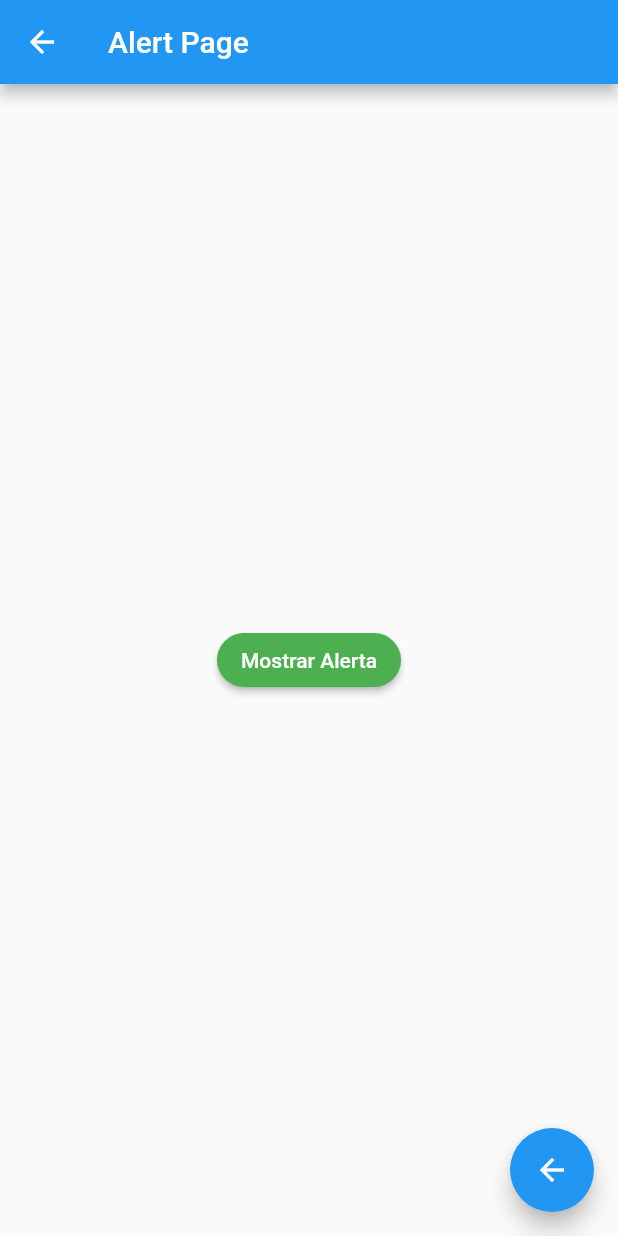
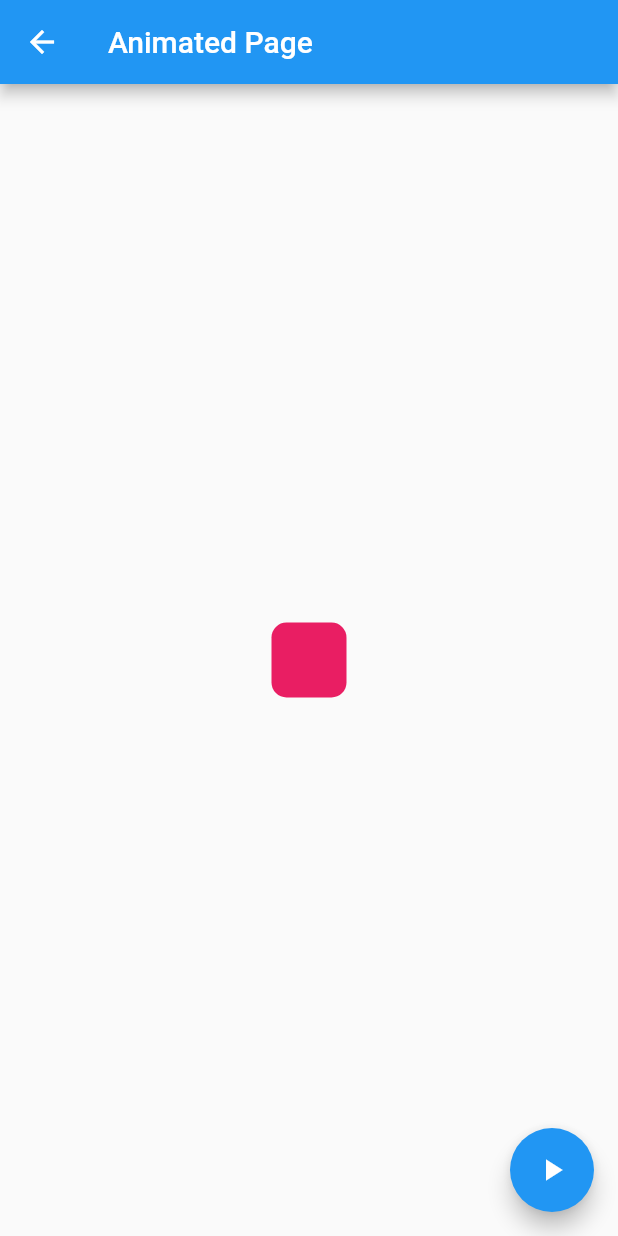
Before and after one commit to Willy502/flutter_componentes, a Flutter app: the screen it shows after launch, after a tap on "Animated Container", on a phone screen of 412 x 824 dp. Run offline on Flutter 3.47's test engine with Material 2 defaults, Android fonts, the phone set to English and light mode, and no system bars; network calls fail.

Commit message:
Animated Page

```diff
--- /dev/null
+++ b/lib/src/pages/animated_page.dart
@@ -0,0 +1,56 @@
+import 'dart:math';
+
+import 'package:flutter/material.dart';
+
+class AnimatedPage extends StatefulWidget {
+
+  @override
+  _AnimatedPageState createState() => _AnimatedPageState();
+}
+
+class _AnimatedPageState extends State<AnimatedPage> {
+
+  double _width = 50.0;
+  double _height = 50.0;
+  Color _color = Colors.pink;
+  BorderRadiusGeometry _borderRadus = BorderRadius.circular(10.0);
+
+  @override
+  Widget build(BuildContext context) {
+    return Scaffold(
+      appBar: AppBar(
+        title: Text('Animated Page'),
+      ),
+      body: Center(
+        child: AnimatedContainer(
+          duration: Duration(milliseconds: 500),
+          width: _width,
+          height: _height,
+          decoration: BoxDecoration(
+            borderRadius: _borderRadus,
+            color: _color
+          ),
+        ),
+      ),
+      floatingActionButton: FloatingActionButton(
+        onPressed: _changeForm,
+        child: Icon(Icons.play_arrow),
+        ),
+    );
+  }
+
+  void _changeForm() {
+
+    final random = Random();
+    int colorRed = random.nextInt(255);
+    int colorGreen = random.nextInt(255);
+    int colorBlue = random.nextInt(255);
+    double border = random.nextInt(100).toDouble();
+
+    _width = random.nextInt(300).toDouble();
+    _height = random.nextInt(300).toDouble();
+    _color = Color.fromRGBO(colorRed, colorGreen, colorBlue, 1);
+    _borderRadus = BorderRadius.circular(border);
+    setState(() {});
+  }
+}
--- a/lib/src/routes/routes.dart
+++ b/lib/src/routes/routes.dart
@@ -3,12 +3,14 @@ import 'package:componentes_app/src/pages/home_page.dart';
 import 'package:componentes_app/src/pages/alert_page.dart';
 import 'package:componentes_app/src/pages/avatar_page.dart';
 import 'package:componentes_app/src/pages/card_page.dart';
+import 'package:componentes_app/src/pages/animated_page.dart';
 
 Map<String, WidgetBuilder> getApplicationRoutes() {
   return <String, WidgetBuilder> {
     'homePage' : (BuildContext context) => HomePage(),
     'alert' : (context) => AlertPage(),
     'avatar' : (context) => AvatarPage(),
-    'card' : (context) => CardPage()
+    'card' : (context) => CardPage(),
+    'animatedContainer' : (context) => AnimatedPage()
   };
 }
```
